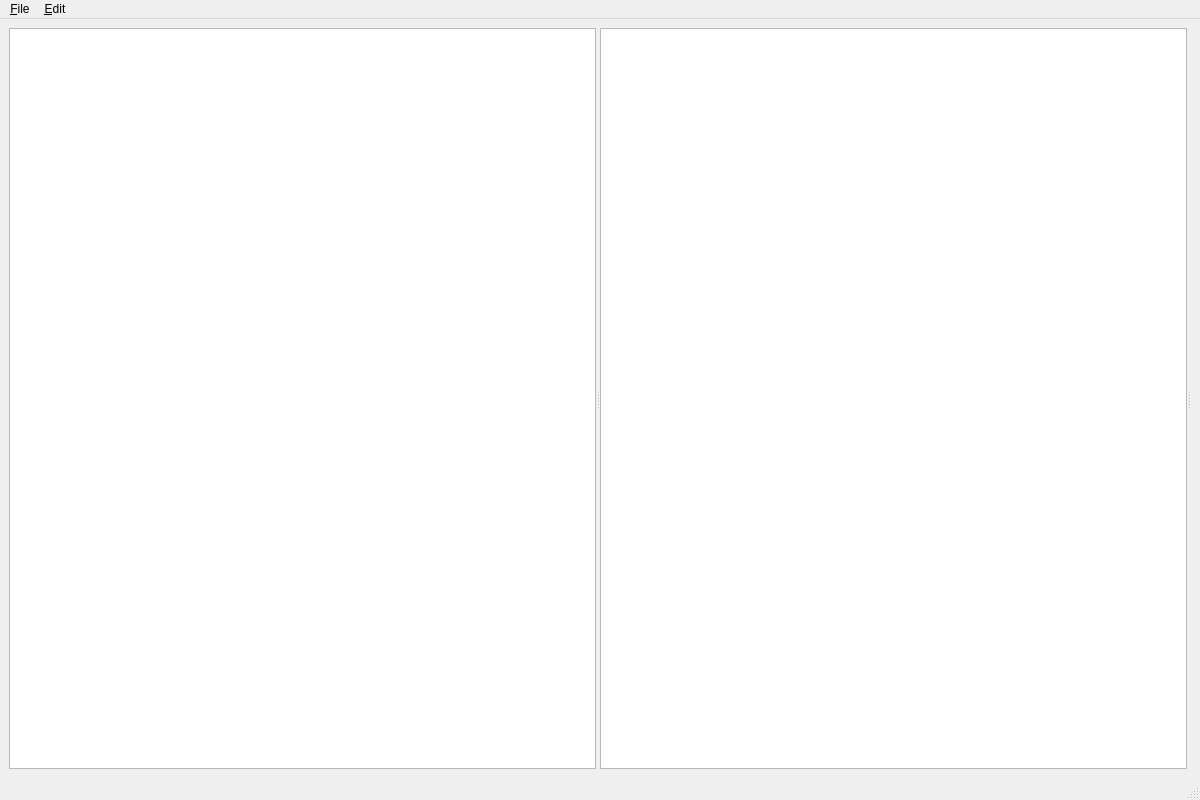
This is src/ui/main_window.ui in Taron686/drawsvg-ui as Qt 5 draws it before an edit. The edited form follows.
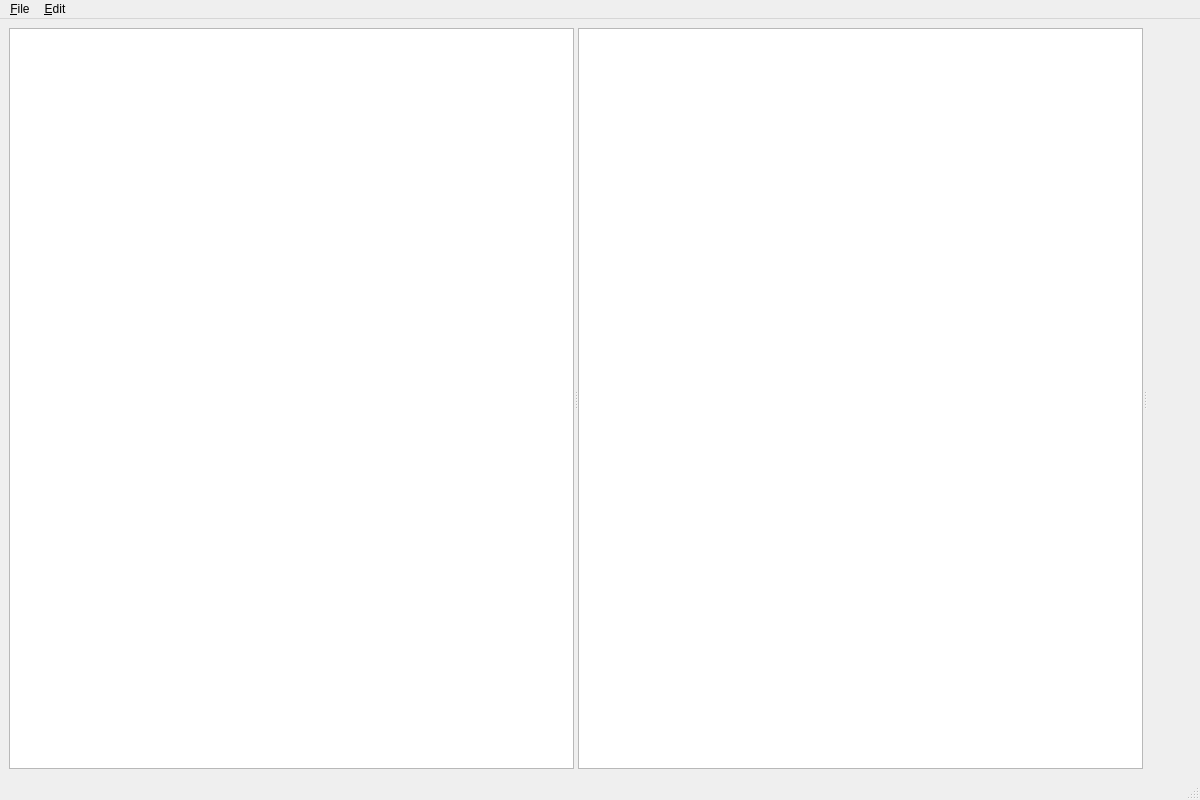
This is the edited form.

Patch:
```diff
--- a/src/ui/main_window.ui
+++ b/src/ui/main_window.ui
@@ -49,7 +49,20 @@
          <number>0</number>
         </property>
         <item>
-         <widget class="QWidget" name="propertiesPlaceholder"/>
+         <widget class="QWidget" name="propertiesPlaceholder" native="true"/>
+        </item>
+        <item>
+         <spacer name="verticalSpacer">
+          <property name="orientation">
+           <enum>Qt::Vertical</enum>
+          </property>
+          <property name="sizeHint" stdset="0">
+           <size>
+            <width>20</width>
+            <height>40</height>
+           </size>
+          </property>
+         </spacer>
         </item>
        </layout>
       </widget>
```
Left out of the diff: 8 changed lines with no effect on the pictures.
